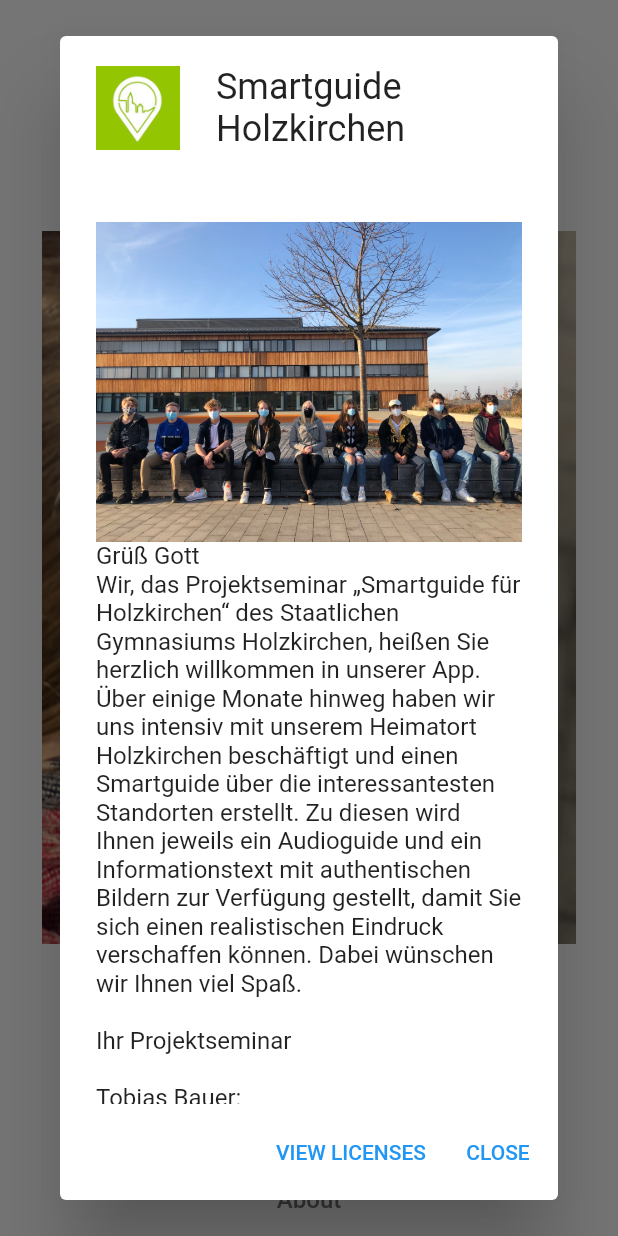
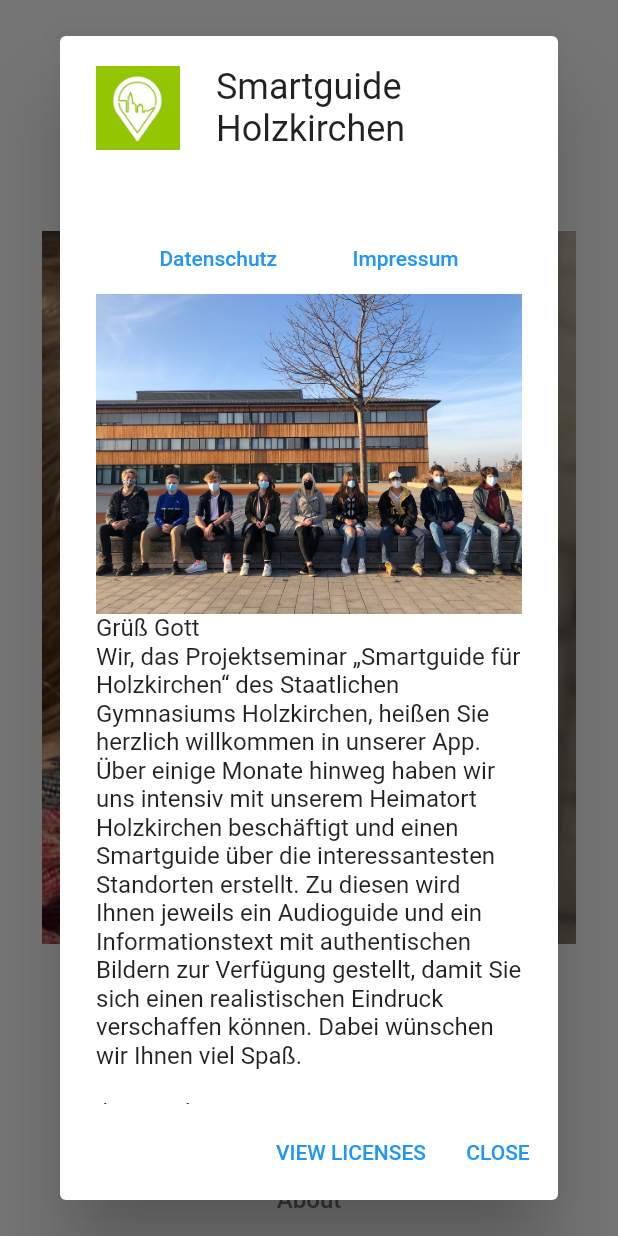
Before and after one commit to Leo-vF/smartguide, a Flutter app: the screen it shows after launch, after a tap on "About", on a phone screen of 412 x 824 dp. Run offline on Flutter 3.47's test engine with Material 2 defaults, Android fonts, the phone set to English and light mode, and no system bars; our stand-ins replace audioplayers, auto_size_text, flutter_map, latlong, shared_preferences; project files that could hold a hidden picture were left out.

Commit message:
added Legal Notice and Privacy Policy

```diff
--- a/lib/aboutPage.dart
+++ b/lib/aboutPage.dart
@@ -1,7 +1,9 @@
 import 'dart:convert';
-
 import 'package:flutter/material.dart';
 import 'package:shared_preferences/shared_preferences.dart';
+
+import 'LegalNotice.dart';
+import 'PrivacyPolicy.dart';
 
 class AboutPage extends StatefulWidget {
   @override
@@ -10,6 +12,9 @@ class AboutPage extends StatefulWidget {
 
 class _AboutPageState extends State<AboutPage> {
   String aboutText = "";
+  String privacyEnDE = "";
+  String legalEnDe = "";
+  bool language;
 
   @override
   void initState() {
@@ -20,15 +25,20 @@ class _AboutPageState extends State<AboutPage> {
   Future<void> _getData() async {
     final prefs = await SharedPreferences.getInstance();
     final de = prefs.getBool('de');
-    bool language = de;
+    bool lang = de;
+    this.language = lang;
 
     var jsonString =
         await DefaultAssetBundle.of(context).loadString("assets/about.json");
     var jsonData = json.decode(jsonString);
-    if (language == true) {
+    if (lang == true) {
       aboutText = jsonData[1];
+      privacyEnDE = "Privacy Policy";
+      legalEnDe = "Legal Notice";
     } else {
       aboutText = jsonData[0];
+      privacyEnDE = "Datenschutz";
+      legalEnDe = "Impressum";
     }
 
     setState(() {});
@@ -54,6 +64,23 @@ class _AboutPageState extends State<AboutPage> {
             applicationName: "Smartguide Holzkirchen",
             applicationIcon: MyAppIcon(),
             children: [
+              Row(
+                mainAxisAlignment: MainAxisAlignment.spaceEvenly,
+                children: [
+                  TextButton(
+                      onPressed: () {
+                        Navigator.of(context).push(MaterialPageRoute(
+                            builder: (context) => PrivacyPolicy(language)));
+                      },
+                      child: Text(privacyEnDE)),
+                  TextButton(
+                      onPressed: () {
+                        Navigator.of(context).push(MaterialPageRoute(
+                            builder: (context) => LegalNotice(language)));
+                      },
+                      child: Text(legalEnDe))
+                ],
+              ),
               Image.asset('assets/images/general/about_us.jpg'),
               Text(aboutText),
             ],
```
Also changed, not shown: lib/LegalNotice.dart (added, +59 -0 lines), lib/PrivacyPolicy.dart (added, +59 -0 lines).
